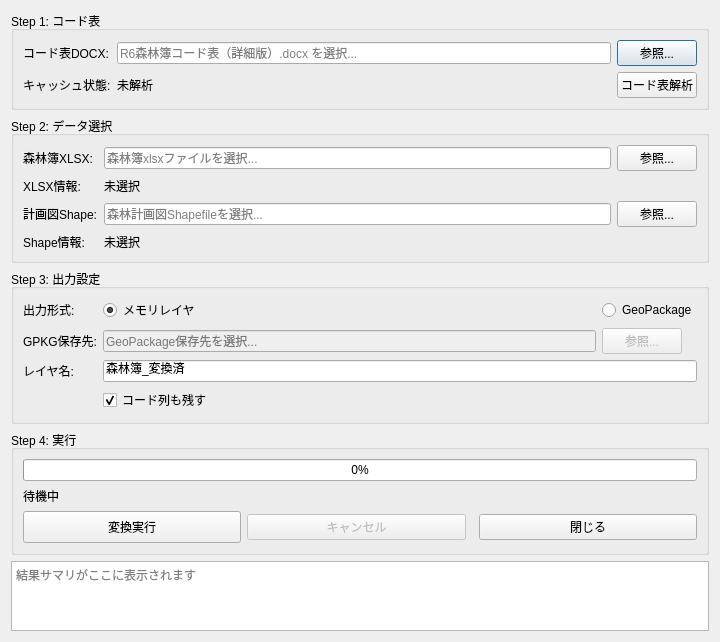
This is shinrinbo_dialog_base.ui in raw-slnc/shinrinbo_code_converter as Qt 5 draws it before an edit. The edited form follows.
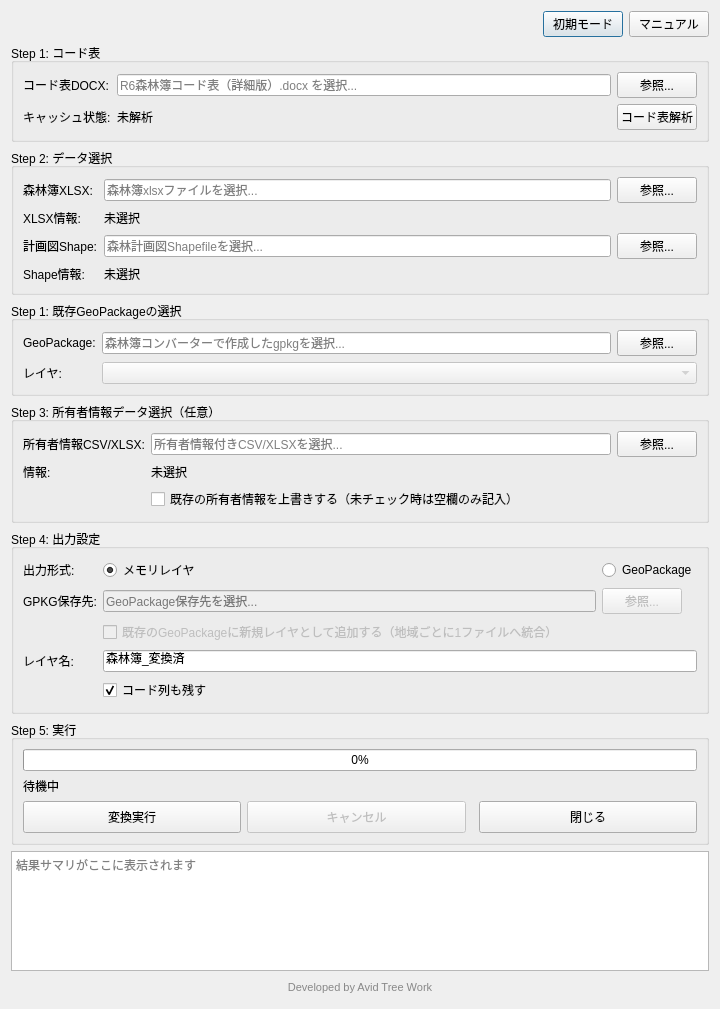
This is the edited form.

Commit message: feat: v0.2.0 - append owner info to existing GeoPackage, multi-region consolidation, manual

What changed in the file:
```diff
--- a/shinrinbo_dialog_base.ui
+++ b/shinrinbo_dialog_base.ui
@@ -14,7 +14,66 @@
    <string>森林簿コード変換</string>
   </property>
   <layout class="QVBoxLayout" name="mainLayout">
-   <!-- Step 1: コード表 -->
+   <!-- モード切替（右上・独立行） -->
+   <item>
+    <layout class="QHBoxLayout" name="hboxModeToggle">
+     <item>
+      <spacer name="horizontalSpacerMode">
+       <property name="orientation">
+        <enum>Qt::Horizontal</enum>
+       </property>
+       <property name="sizeType">
+        <enum>QSizePolicy::Expanding</enum>
+       </property>
+       <property name="sizeHint" stdset="0">
+        <size>
+         <width>40</width>
+         <height>20</height>
+        </size>
+       </property>
+      </spacer>
+     </item>
+     <item>
+      <widget class="QPushButton" name="btnModeToggle">
+       <property name="text">
+        <string>初期モード</string>
+       </property>
+       <property name="sizePolicy">
+        <sizepolicy hsizetype="Maximum" vsizetype="Fixed">
+         <horstretch>0</horstretch>
+         <verstretch>0</verstretch>
+        </sizepolicy>
+       </property>
+       <property name="maximumSize">
+        <size>
+         <width>220</width>
+         <height>16777215</height>
+        </size>
+       </property>
+      </widget>
+     </item>
+     <item>
+      <widget class="QPushButton" name="btnManual">
+       <property name="text">
+        <string>マニュアル</string>
+       </property>
+       <property name="sizePolicy">
+        <sizepolicy hsizetype="Maximum" vsizetype="Fixed">
+         <horstretch>0</horstretch>
+         <verstretch>0</verstretch>
+        </sizepolicy>
+       </property>
+       <property name="maximumSize">
+        <size>
+         <width>100</width>
+         <height>16777215</height>
+        </size>
+       </property>
+      </widget>
+     </item>
+    </layout>
+   </item>
+   <!-- Step 1: コード表（初期モード） -->
    <item>
     <widget class="QGroupBox" name="groupCodeTable">
      <property name="title">
@@ -179,11 +238,129 @@
      </layout>
     </widget>
    </item>
-   <!-- Step 3: 出力設定 -->
+   <!-- Step 1: 既存GeoPackageの選択（追加モード） -->
+   <item>
+    <widget class="QGroupBox" name="groupExistingGpkg">
+     <property name="title">
+      <string>Step 1: 既存GeoPackageの選択</string>
+     </property>
+     <layout class="QGridLayout" name="gridExistingGpkg">
+      <item row="0" column="0">
+       <widget class="QLabel" name="labelExistingGpkg">
+        <property name="text">
+         <string>GeoPackage:</string>
+        </property>
+       </widget>
+      </item>
+      <item row="0" column="1">
+       <widget class="QLineEdit" name="editExistingGpkgPath">
+        <property name="readOnly">
+         <bool>true</bool>
+        </property>
+        <property name="placeholderText">
+         <string>森林簿コンバーターで作成したgpkgを選択...</string>
+        </property>
+       </widget>
+      </item>
+      <item row="0" column="2">
+       <widget class="QPushButton" name="btnBrowseExistingGpkg">
+        <property name="text">
+         <string>参照...</string>
+        </property>
+        <property name="maximumSize">
+         <size>
+          <width>80</width>
+          <height>16777215</height>
+         </size>
+        </property>
+       </widget>
+      </item>
+      <item row="1" column="0">
+       <widget class="QLabel" name="labelExistingLayer">
+        <property name="text">
+         <string>レイヤ:</string>
+        </property>
+       </widget>
+      </item>
+      <item row="1" column="1" colspan="2">
+       <widget class="QComboBox" name="comboExistingLayer">
+        <property name="enabled">
+         <bool>false</bool>
+        </property>
+       </widget>
+      </item>
+     </layout>
+    </widget>
+   </item>
+   <!-- 所有者情報データ選択（初期モードStep3・追加モードStep2） -->
+   <item>
+    <widget class="QGroupBox" name="groupPersonalInfo">
+     <property name="title">
+      <string>Step 3: 所有者情報データ選択（任意）</string>
+     </property>
+     <layout class="QGridLayout" name="gridPersonalInfo">
+      <item row="0" column="0">
+       <widget class="QLabel" name="labelPersonalInfo">
+        <property name="text">
+         <string>所有者情報CSV/XLSX:</string>
+        </property>
+       </widget>
+      </item>
+      <item row="0" column="1">
+       <widget class="QLineEdit" name="editPersonalInfoPath">
+        <property name="readOnly">
+         <bool>true</bool>
+        </property>
+        <property name="placeholderText">
+         <string>所有者情報付きCSV/XLSXを選択...</string>
+        </property>
+       </widget>
+      </item>
+      <item row="0" column="2">
+       <widget class="QPushButton" name="btnBrowsePersonalInfo">
+        <property name="text">
+         <string>参照...</string>
+        </property>
+        <property name="maximumSize">
+         <size>
+          <width>80</width>
+          <height>16777215</height>
+         </size>
+        </property>
+       </widget>
+      </item>
+      <item row="1" column="0">
+       <widget class="QLabel" name="labelPersonalInfoInfo">
+        <property name="text">
+         <string>情報:</string>
+        </property>
+       </widget>
+      </item>
+      <item row="1" column="1" colspan="2">
+       <widget class="QLabel" name="labelPersonalInfoDetail">
+        <property name="text">
+         <string>未選択</string>
+        </property>
+       </widget>
+      </item>
+      <item row="2" column="1" colspan="2">
+       <widget class="QCheckBox" name="checkOverwriteExisting">
+        <property name="text">
+         <string>既存の所有者情報を上書きする（未チェック時は空欄のみ記入）</string>
+        </property>
+        <property name="checked">
+         <bool>false</bool>
+        </property>
+       </widget>
+      </item>
+     </layout>
+    </widget>
+   </item>
+   <!-- Step 4: 出力設定（初期モード） -->
    <item>
     <widget class="QGroupBox" name="groupOutput">
      <property name="title">
-      <string>Step 3: 出力設定</string>
+      <string>Step 4: 出力設定</string>
      </property>
      <layout class="QGridLayout" name="gridOutput">
       <item row="0" column="0">
@@ -246,21 +423,34 @@
         </property>
        </widget>
       </item>
-      <item row="2" column="0">
+      <item row="2" column="1" colspan="2">
+       <widget class="QCheckBox" name="checkAppendToExistingGpkg">
+        <property name="text">
+         <string>既存のGeoPackageに新規レイヤとして追加する（地域ごとに1ファイルへ統合）</string>
+        </property>
+        <property name="checked">
+         <bool>false</bool>
+        </property>
+        <property name="enabled">
+         <bool>false</bool>
+        </property>
+       </widget>
+      </item>
+      <item row="3" column="0">
        <widget class="QLabel" name="labelLayerName">
         <property name="text">
          <string>レイヤ名:</string>
         </property>
        </widget>
       </item>
-      <item row="2" column="1" colspan="2">
+      <item row="3" column="1" colspan="2">
        <widget class="QLineEdit" name="editLayerName">
         <property name="text">
          <string>森林簿_変換済</string>
         </property>
        </widget>
       </item>
-      <item row="3" column="1">
+      <item row="4" column="1">
        <widget class="QCheckBox" name="checkKeepCodes">
         <property name="text">
          <string>コード列も残す</string>
@@ -277,7 +467,7 @@
    <item>
     <widget class="QGroupBox" name="groupExecute">
      <property name="title">
-      <string>Step 4: 実行</string>
+      <string>Step 5: 実行</string>
      </property>
      <layout class="QVBoxLayout" name="vboxExecute">
       <item>
@@ -317,6 +507,12 @@
           <property name="enabled">
            <bool>false</bool>
           </property>
+          <property name="minimumSize">
+           <size>
+            <width>0</width>
+            <height>32</height>
+           </size>
+          </property>
          </widget>
         </item>
         <item>
@@ -331,6 +527,12 @@
           <property name="text">
            <string>閉じる</string>
           </property>
+          <property name="minimumSize">
+           <size>
+            <width>0</width>
+            <height>32</height>
+           </size>
+          </property>
          </widget>
         </item>
        </layout>
@@ -344,9 +546,9 @@
      <property name="readOnly">
       <bool>true</bool>
      </property>
-     <property name="maximumSize">
+     <property name="minimumSize">
       <size>
-       <width>16777215</width>
+       <width>0</width>
        <height>120</height>
       </size>
      </property>
@@ -355,6 +557,20 @@
      </property>
     </widget>
    </item>
+   <!-- クレジット表記 -->
+   <item>
+    <widget class="QLabel" name="labelCredit">
+     <property name="text">
+      <string>Developed by Avid Tree Work</string>
+     </property>
+     <property name="alignment">
+      <set>Qt::AlignCenter</set>
+     </property>
+     <property name="styleSheet">
+      <string>color: #888; font-size: 8pt; padding: 4px 0;</string>
+     </property>
+    </widget>
+   </item>
   </layout>
  </widget>
  <resources/>
```
Left out of the diff: 5 changed lines with no effect on the pictures. The commit also changes 10 other files.
